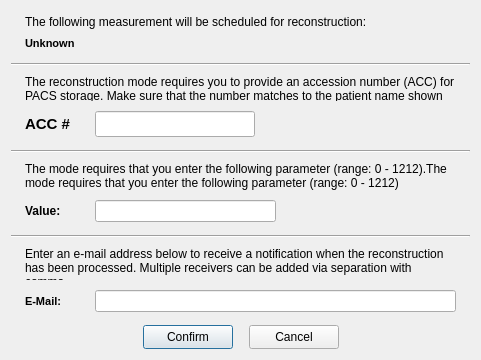
Above: OfflineReconClient/ort_confirmationdialog.ui from WillForan/yarraclient before the change. Below: the same form after it.
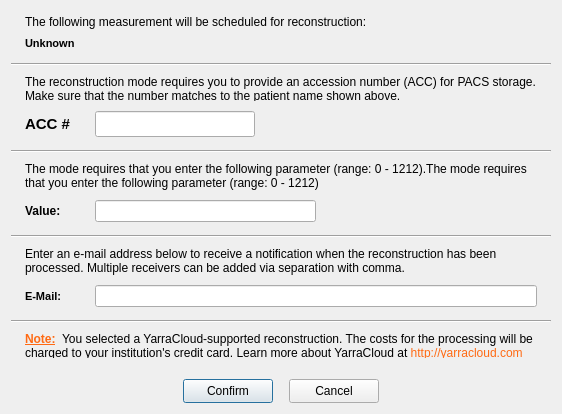
That is the form after the change.

```diff
--- a/OfflineReconClient/ort_confirmationdialog.ui
+++ b/OfflineReconClient/ort_confirmationdialog.ui
@@ -6,20 +6,20 @@
    <rect>
     <x>0</x>
     <y>0</y>
-    <width>481</width>
-    <height>360</height>
+    <width>562</width>
+    <height>414</height>
    </rect>
   </property>
   <property name="minimumSize">
    <size>
     <width>0</width>
-    <height>360</height>
+    <height>414</height>
    </size>
   </property>
   <property name="maximumSize">
    <size>
     <width>16777215</width>
-    <height>360</height>
+    <height>414</height>
    </size>
   </property>
   <property name="windowTitle">
@@ -455,6 +455,60 @@
      </layout>
     </widget>
    </item>
+   <item>
+    <widget class="Line" name="cloudLine">
+     <property name="orientation">
+      <enum>Qt::Horizontal</enum>
+     </property>
+    </widget>
+   </item>
+   <item>
+    <widget class="QFrame" name="cloudFrame">
+     <property name="minimumSize">
+      <size>
+       <width>0</width>
+       <height>40</height>
+      </size>
+     </property>
+     <property name="maximumSize">
+      <size>
+       <width>16777215</width>
+       <height>40</height>
+      </size>
+     </property>
+     <property name="frameShape">
+      <enum>QFrame::NoFrame</enum>
+     </property>
+     <property name="frameShadow">
+      <enum>QFrame::Raised</enum>
+     </property>
+     <layout class="QVBoxLayout" name="verticalLayout_6">
+      <property name="leftMargin">
+       <number>14</number>
+      </property>
+      <property name="topMargin">
+       <number>5</number>
+      </property>
+      <property name="rightMargin">
+       <number>14</number>
+      </property>
+      <property name="bottomMargin">
+       <number>9</number>
+      </property>
+      <item>
+       <widget class="QLabel" name="cloudLabel">
+        <property name="text">
+         <string>&lt;span style=&quot; text-decoration: underline; color:#ff6a13;&quot;&gt;&lt;strong&gt;Note:&lt;/strong&gt;&lt;/span&gt;&amp;nbsp; You selected a YarraCloud-supported reconstruction. The costs for the processing will be charged to your institution's credit card. Learn more about YarraCloud at &lt;a href=\&quot;http://yarracloud.com\&quot;&gt;&lt;span style=&quot; text-decoration: underline; color:#ff6a13;&quot;&gt;http://yarracloud.com&lt;/span&gt;&lt;/a&gt;
+</string>
+        </property>
+        <property name="wordWrap">
+         <bool>true</bool>
+        </property>
+       </widget>
+      </item>
+     </layout>
+    </widget>
+   </item>
    <item>
     <spacer name="verticalSpacer">
      <property name="orientation">
```
Left out of the diff: 2 changed lines with no effect on the pictures.
